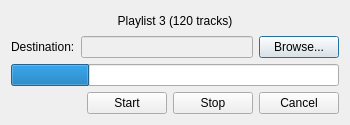
Okspen/okPlayer, file downloadplaylistdialog.ui: the form before one commit.
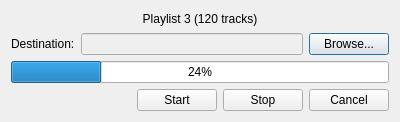
The form after the commit.

Patch:
```diff
--- a/downloadplaylistdialog.ui
+++ b/downloadplaylistdialog.ui
@@ -6,20 +6,20 @@
    <rect>
     <x>0</x>
     <y>0</y>
-    <width>350</width>
-    <height>125</height>
+    <width>400</width>
+    <height>122</height>
    </rect>
   </property>
   <property name="minimumSize">
    <size>
-    <width>350</width>
-    <height>125</height>
+    <width>0</width>
+    <height>0</height>
    </size>
   </property>
   <property name="maximumSize">
    <size>
-    <width>350</width>
-    <height>125</height>
+    <width>16777215</width>
+    <height>16777215</height>
    </size>
   </property>
   <property name="windowTitle">
@@ -95,7 +95,7 @@
       <number>24</number>
      </property>
      <property name="textVisible">
-      <bool>false</bool>
+      <bool>true</bool>
      </property>
      <property name="invertedAppearance">
       <bool>false</bool>
```
